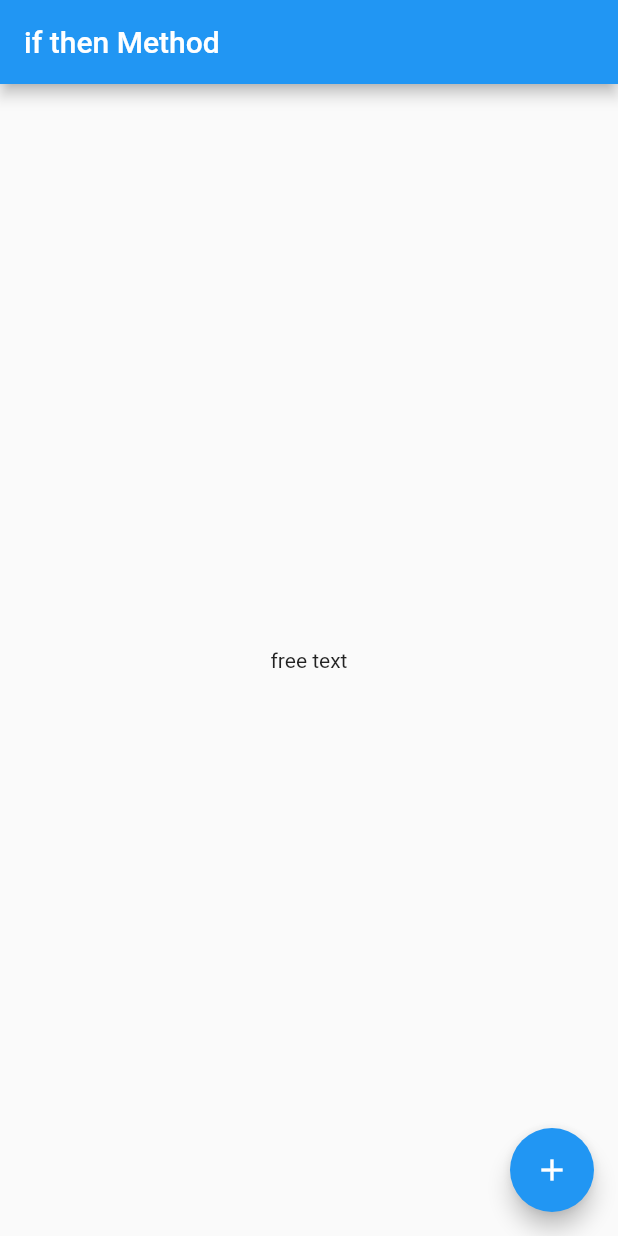
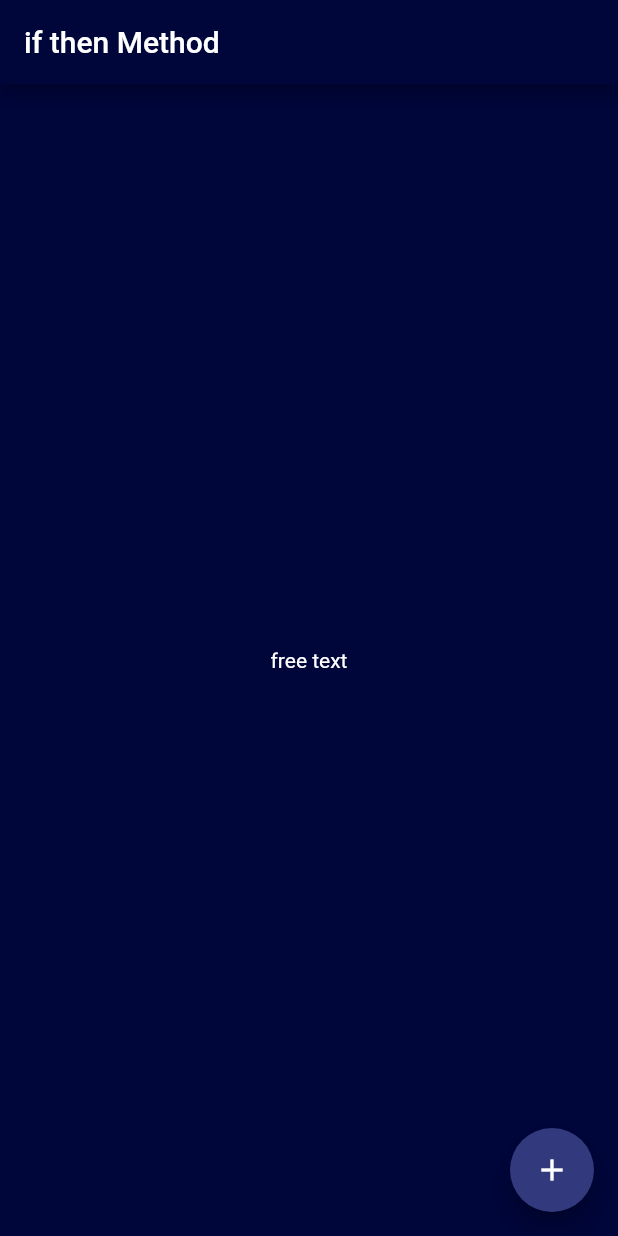
Before and after one commit to kuri-Maron/if_then_method, a Flutter app: the screen it shows after launch, on a phone screen of 412 x 824 dp. Run offline on Flutter 3.47's test engine with Material 2 defaults, Android fonts, the phone set to English and light mode, and no system bars.

Commit message:
add: theme. close#2

```diff
--- a/lib/main.dart
+++ b/lib/main.dart
@@ -10,7 +10,19 @@ class MyApp extends StatelessWidget {
     return MaterialApp(
       title: 'if then',
       theme: ThemeData(
-        primarySwatch: Colors.blue,
+        // primarySwatch: Colors.blue,
+        // brightness: Brightness.dark,  //これでテキストカラーを白にすることも可能だが、他に影響あり
+        primaryColor: const Color(0xff00053A),
+        scaffoldBackgroundColor: const Color(0xff00053A),
+        textTheme: TextTheme(
+          bodyText1: TextStyle(),
+          bodyText2: TextStyle(),
+        ).apply(
+          bodyColor: Colors.white,
+          displayColor: Colors.white,
+        ),
+        // buttonColor: const Color(0xff32397C),
+        // backgroundColor: const Color(0xff00053A),
       ),
       home: MyHomePage(
           title: 'if then Method'
@@ -56,6 +68,7 @@ class _MyHomePageState extends State<MyHomePage> {
       ),
       floatingActionButton: FloatingActionButton(
         onPressed: _incrementCounter,
+        backgroundColor: const Color(0xff32397C),
         tooltip: 'Increment',
         child: Icon(Icons.add),
       ),
```
